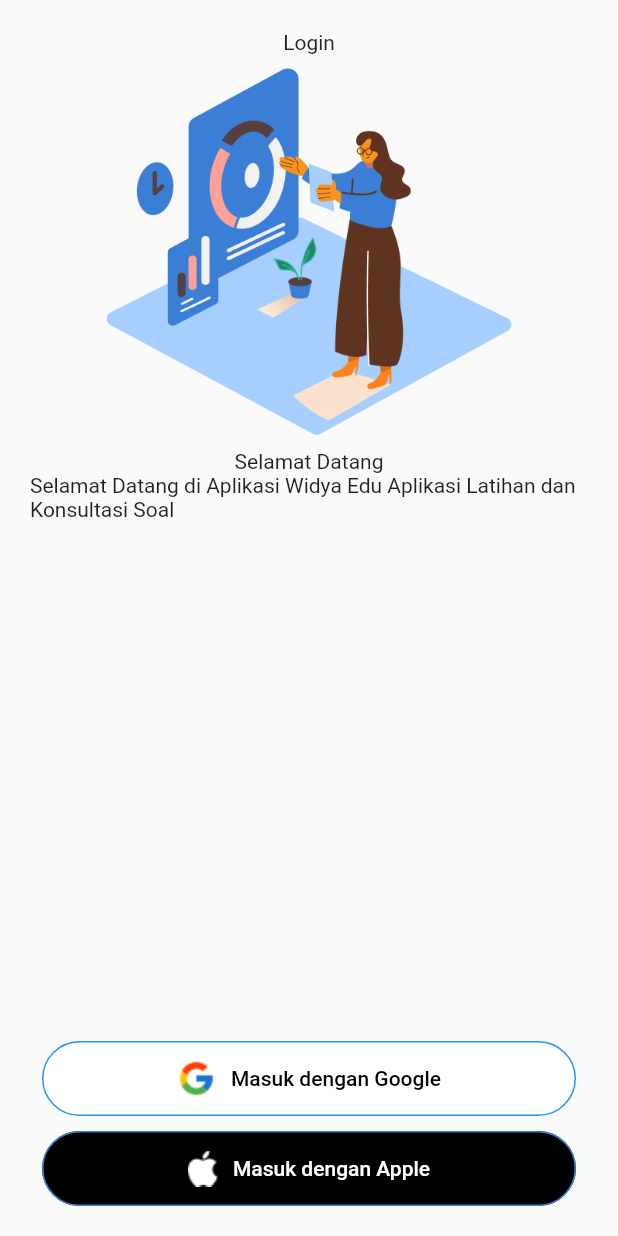
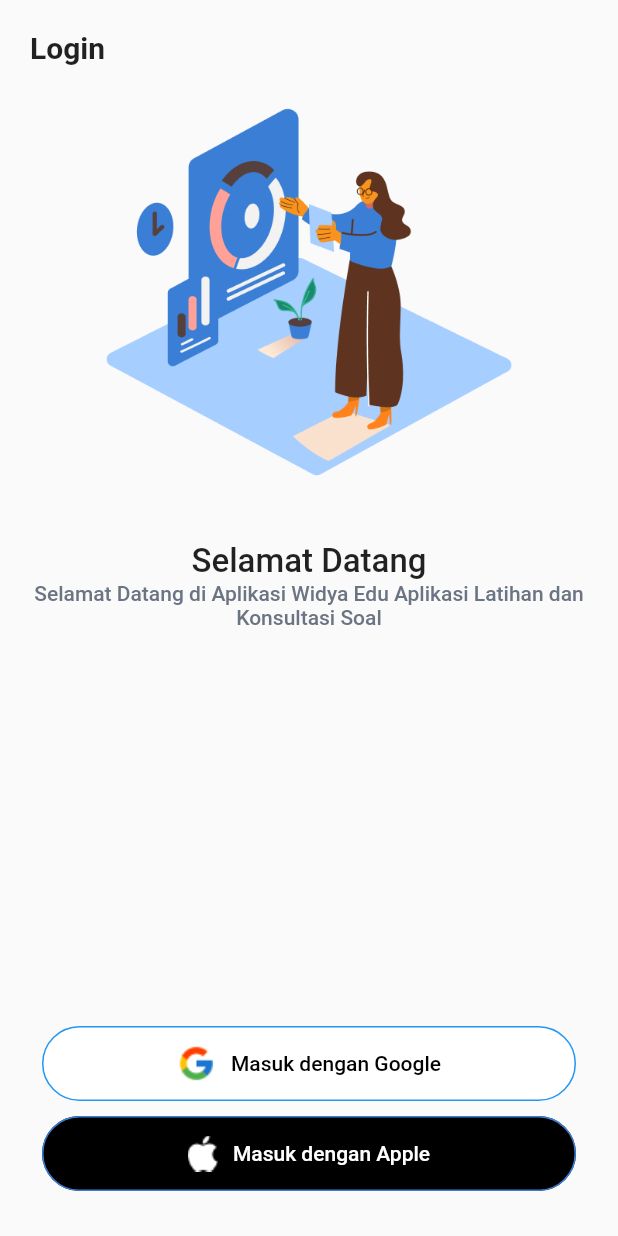
Before and after one commit to kimebmen/latihansoal, a Flutter app: the screen it shows after launch, on a phone screen of 412 x 824 dp. Run offline on Flutter 3.47's test engine with Material 2 defaults, Android fonts, the phone set to English and light mode, and no system bars.

Commit message:
editLoginPage

```diff
--- a/lib/view/login_page.dart
+++ b/lib/view/login_page.dart
@@ -8,7 +8,7 @@ class LoginPage extends StatefulWidget {
   static String route = "login_page";
 
   @override
-  State<LoginPage> createState() => _LoginPageState();
+  State<LoginPage> createState() => _LoginPageState(); // ?
 }
 
 class _LoginPageState extends State<LoginPage> {
@@ -20,20 +20,36 @@ class _LoginPageState extends State<LoginPage> {
           padding: const EdgeInsets.all(20.0),
           child: Column(
             children: [
-              Expanded(
-                child: Column(
-                  children: [
-                    //TODO add testStyle
-                    const Text("Login"),
-                    Image.asset("assets/auth/img_login.png"),
-                    const Text("Selamat Datang"),
-                    const Text(
-                      "Selamat Datang di Aplikasi Widya Edu Aplikasi Latihan dan Konsultasi Soal",
-                    ),
-                  ],
+              Align(
+                alignment: Alignment.topLeft,
+                child: Text(
+                  R.strings.login,
+                  style: TextStyle(
+                    fontSize: 20,
+                    fontWeight: FontWeight.w700,
+                  ),
                 ),
               ),
-              // Spacer(),
+              SizedBox(height: 20),
+              Image.asset(R.assets.imgLogin),
+              SizedBox(height: 35),
+              Text(
+                R.strings.welcome,
+                style: TextStyle(
+                  fontSize: 22,
+                  fontWeight: FontWeight.w500,
+                ),
+              ),
+              Text(
+                R.strings.loginDescription,
+                textAlign: TextAlign.center,
+                style: TextStyle(
+                  fontSize: 14,
+                  fontWeight: FontWeight.w500,
+                  color: R.colors.greySubtitle,
+                ),
+              ),
+              Spacer(),
               Padding(
                 padding: const EdgeInsets.symmetric(horizontal: 8.0),
                 child: ElevatedButton(
@@ -100,6 +116,7 @@ class _LoginPageState extends State<LoginPage> {
                   ),
                 ),
               ),
+              SizedBox(height: 10),
             ],
           ),
         ),
```
